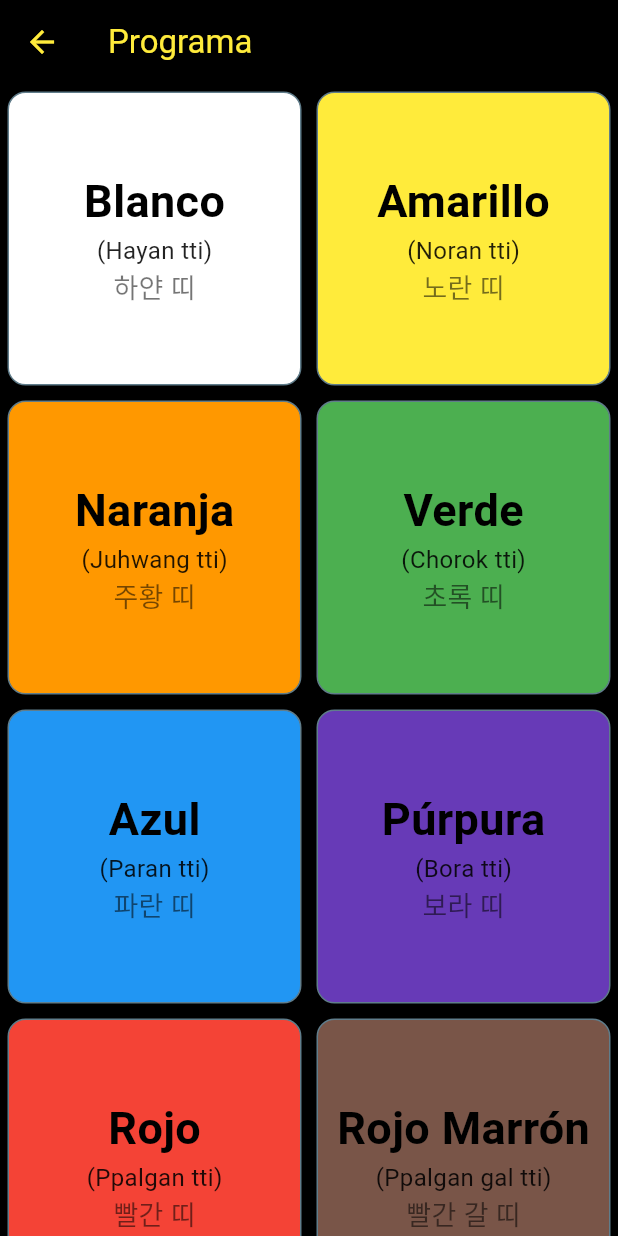
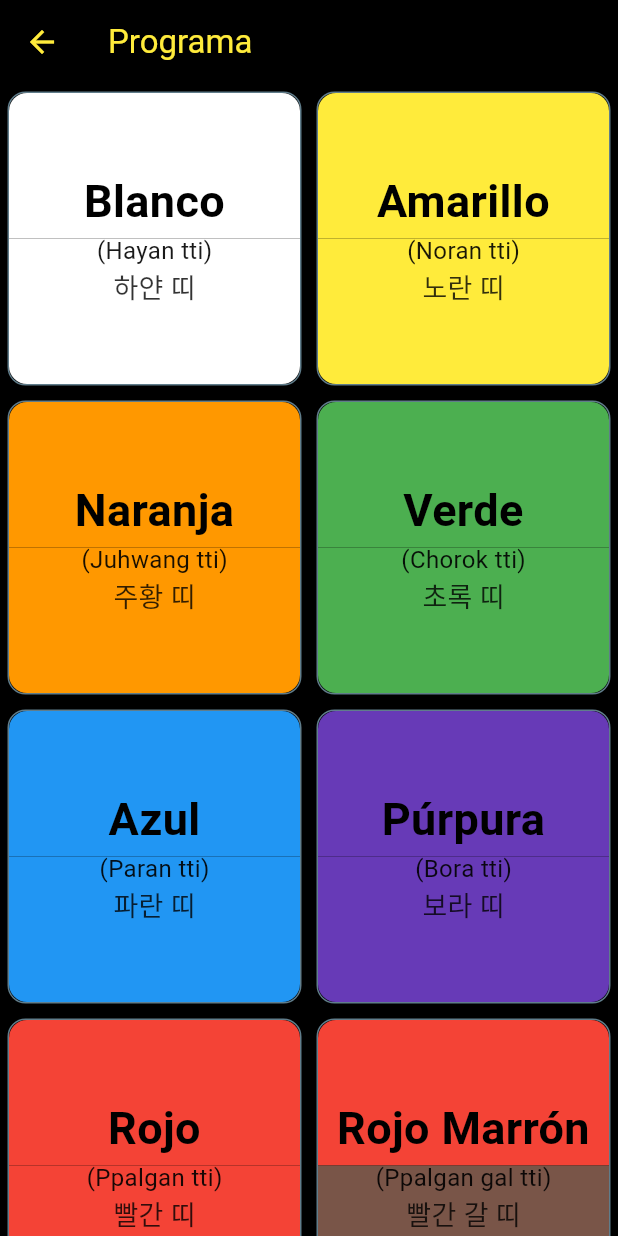
Before and after one commit to chrisladzamach/LQHApp, a Flutter app: the Programa screen opened directly, on a phone screen of 412 x 824 dp. Run offline on Flutter 3.47's test engine with Material 3 defaults, Android fonts, the phone set to English and light mode, and no system bars.

Commit message:
fix logical bug in service and json | fix ui bug

```diff
--- a/lib/data/grade_menu_options.dart
+++ b/lib/data/grade_menu_options.dart
@@ -23,104 +23,108 @@ final List<GradeMenuOption> gradeMenuOptions = [
     romanized: "(Hayan tti)",
     hangul: "하얀 띠",
     screen: Gup10(),
-    color: Colors.white,
+    primaryColor: Colors.white,
   ),
   GradeMenuOption(
     grade: "Amarillo",
     romanized: "(Noran tti)",
     hangul: "노란 띠",
     screen: Gup9(),
-    color: Colors.yellow,
+    primaryColor: Colors.yellow,
   ),
   GradeMenuOption(
     grade: "Naranja",
     romanized: "(Juhwang tti)",
     hangul: "주황 띠",
     screen: Gup8(),
-    color: Colors.orange,
+    primaryColor: Colors.orange,
   ),
   GradeMenuOption(
     grade: "Verde",
     romanized: "(Chorok tti)",
     hangul: "초록 띠",
     screen: Gup7(),
-    color: Colors.green,
+    primaryColor: Colors.green,
   ),
   GradeMenuOption(
     grade: "Azul",
     romanized: "(Paran tti)",
     hangul: "파란 띠",
     screen: Gup6(),
-    color: Colors.blue,
+    primaryColor: Colors.blue,
   ),
   GradeMenuOption(
     grade: "Púrpura",
     romanized: "(Bora tti)",
     hangul: "보라 띠",
     screen: Gup5(),
-    color: Colors.deepPurple,
+    primaryColor: Colors.deepPurple,
   ),
   GradeMenuOption(
     grade: "Rojo",
     romanized: "(Ppalgan tti)",
     hangul: "빨간 띠",
     screen: Gup4(),
-    color: Colors.red,
+    primaryColor: Colors.red,
   ),
   GradeMenuOption(
     grade: "Rojo Marrón",
     romanized: "(Ppalgan gal tti)",
     hangul: "빨간 갈 띠",
     screen: Gup3(),
-    color: Colors.brown,
+    primaryColor: Colors.red,
+    secondaryColor: Colors.brown,
   ),
+
   GradeMenuOption(
     grade: "Marrón",
     romanized: "(Gal tti)",
     hangul: "갈 띠",
     screen: Gup2(),
-    color: Colors.brown.shade700,
+    primaryColor: Colors.brown,
   ),
   GradeMenuOption(
     grade: "Marrón Negro",
     romanized: "(Gal geomjeong tti)",
     hangul: "갈 검정 띠",
     screen: Gup1(),
-    color: Colors.black87,
+    primaryColor: Colors.brown,
+    secondaryColor: Colors.black,
   ),
+
   GradeMenuOption(
-    grade: "Negro 1 Dan",
+    grade: "Negro |",
     romanized: "(Geomjeong 1 dan)",
     hangul: "검정 1단",
     screen: Dan1(),
-    color: Colors.black,
+    primaryColor: Colors.black,
   ),
   GradeMenuOption(
-    grade: "Negro 2 Dan",
+    grade: "Negro ||",
     romanized: "(Geomjeong 2 dan)",
     hangul: "검정 2단",
     screen: Dan2(),
-    color: Colors.black,
+    primaryColor: Colors.black,
   ),
   GradeMenuOption(
-    grade: "Negro 3 Dan",
+    grade: "Negro |||",
     romanized: "(Geomjeong 3 dan)",
     hangul: "검정 3단",
     screen: Dan3(),
-    color: Colors.black,
+    primaryColor: Colors.black,
   ),
   GradeMenuOption(
-    grade: "Negro 4 Dan",
+    grade: "Negro ||||",
     romanized: "(Geomjeong 4 dan)",
     hangul: "검정 4단",
     screen: Dan4(),
-    color: Colors.black,
+    primaryColor: Colors.black,
   ),
   GradeMenuOption(
-    grade: "Negro 5 Dan",
+    grade: "Negro |||||",
     romanized: "(Geomjeong 5 dan)",
     hangul: "검정 5단",
     screen: Dan5(),
-    color: Colors.black,
+    primaryColor: Colors.black,
   ),
 ];
--- a/lib/models/grade_menu_option.dart
+++ b/lib/models/grade_menu_option.dart
@@ -5,13 +5,19 @@ class GradeMenuOption {
   final String romanized;
   final String hangul;
   final Widget screen;
-  final Color color;
 
-  GradeMenuOption({
+  final Color primaryColor;
+  final Color? secondaryColor;
+
+  const GradeMenuOption({
     required this.grade,
     required this.romanized,
     required this.hangul,
     required this.screen,
-    required this.color,
+    required this.primaryColor,
+    this.secondaryColor,
   });
+
+  bool get isDualColor => secondaryColor != null;
+  bool get isBlackOnly => primaryColor == Colors.black && secondaryColor == null;
 }
--- a/lib/screens/views/program.dart
+++ b/lib/screens/views/program.dart
@@ -24,7 +24,8 @@ class Programa extends StatelessWidget {
             grade: option.grade,
             romanizedText: option.romanized,
             hangulText: option.hangul,
-            color: option.color,
+            primaryColor: option.primaryColor,
+            secondaryColor: option.secondaryColor,
             screen: option.screen,
           );
         }).toList(),
--- a/lib/widgets/grade_menu_button.dart
+++ b/lib/widgets/grade_menu_button.dart
@@ -4,7 +4,8 @@ class GradeMenuButton extends StatelessWidget {
   final String grade;
   final String romanizedText;
   final String hangulText;
-  final Color color;
+  final Color primaryColor;
+  final Color? secondaryColor;
   final Widget screen;
 
   const GradeMenuButton({
@@ -12,9 +13,23 @@ class GradeMenuButton extends StatelessWidget {
     required this.grade,
     required this.romanizedText,
     required this.hangulText,
-    required this.color,
+    required this.primaryColor,
+    this.secondaryColor,
     required this.screen,
   });
+
+  bool get isDualColor => secondaryColor != null;
+  bool get isBlackOnly =>
+      primaryColor == Colors.black && secondaryColor == null;
+  bool get isBrownBlack =>
+      primaryColor == Colors.brown && secondaryColor == Colors.black;
+
+  Color get textColor {
+    if (isBlackOnly || isBrownBlack) {
+      return Colors.yellow;
+    }
+    return Colors.black;
+  }
 
   @override
   Widget build(BuildContext context) {
@@ -31,38 +46,58 @@ class GradeMenuButton extends StatelessWidget {
           ),
         );
       },
-
       child: Container(
         decoration: BoxDecoration(
           border: Border.all(color: Colors.blueGrey),
-          color: color,
           borderRadius: BorderRadius.circular(12),
         ),
+        child: ClipRRect(
+          borderRadius: BorderRadius.circular(12),
+          child: Stack(
+            children: [
+              Column(
+                children: [
+                  Expanded(child: Container(color: primaryColor)),
+                  Expanded(
+                    child: Container(
+                      color: isDualColor ? secondaryColor : primaryColor,
+                    ),
+                  ),
+                ],
+              ),
+
+              Center(
+                child: Padding(
                   padding: const EdgeInsets.all(12),
-        child: Center(
                   child: Column(
                     mainAxisAlignment: MainAxisAlignment.center,
                     children: [
                       Text(
                         grade,
-                style: const TextStyle(
-                  color: Colors.black,
+                        textAlign: TextAlign.center,
+                        style: TextStyle(
+                          color: textColor,
                           fontSize: 30,
                           fontWeight: FontWeight.bold,
                         ),
                       ),
-
                       Text(
                         romanizedText,
-                style: const TextStyle(color: Colors.black87, fontSize: 16),
+                        style: TextStyle(
+                          color: textColor.withValues(alpha: 0.9),
+                          fontSize: 16,
                         ),
-
+                      ),
                       Text(
                         hangulText,
-                style: const TextStyle(
-                  color: Colors.black54,
+                        style: TextStyle(
+                          color: textColor.withValues(alpha: 0.8),
                           fontSize: 18,
                           fontWeight: FontWeight.w300,
+                        ),
+                      ),
+                    ],
+                  ),
                 ),
               ),
             ],
```
Also changed, not shown: assets/json/all_techniques.json. Lines whose indentation alone changed are shown as unchanged.
